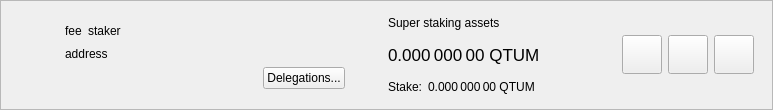
Qt form src/qt/forms/superstakeritemwidget.ui (anonymousess/vuicash) before a commit.
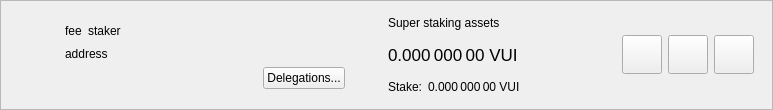
The same form after that commit.

Commit message: Change QTUM to VUI

Patch:
```diff
--- a/src/qt/forms/superstakeritemwidget.ui
+++ b/src/qt/forms/superstakeritemwidget.ui
@@ -249,7 +249,7 @@
                   <string>Your current spendable balance</string>
                  </property>
                  <property name="text">
-                  <string notr="true">0.000 000 00 QTUM</string>
+                  <string notr="true">0.000 000 00 VUI</string>
                  </property>
                  <property name="alignment">
                   <set>Qt::AlignLeading|Qt::AlignLeft|Qt::AlignVCenter</set>
@@ -283,7 +283,7 @@
                  <item>
                   <widget class="QLabel" name="labelStake">
                    <property name="text">
-                    <string>0.000 000 00 QTUM</string>
+                    <string>0.000 000 00 VUI</string>
                    </property>
                    <property name="alignment">
                     <set>Qt::AlignLeading|Qt::AlignLeft|Qt::AlignVCenter</set>
```
The commit also changes 129 other files.
